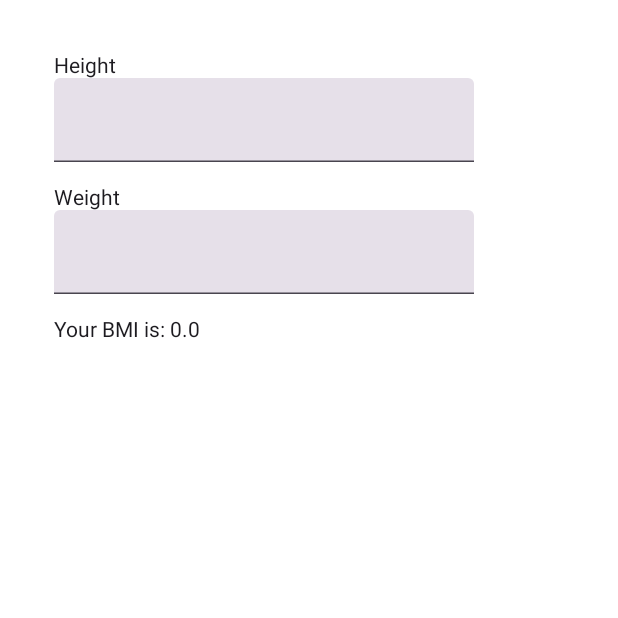
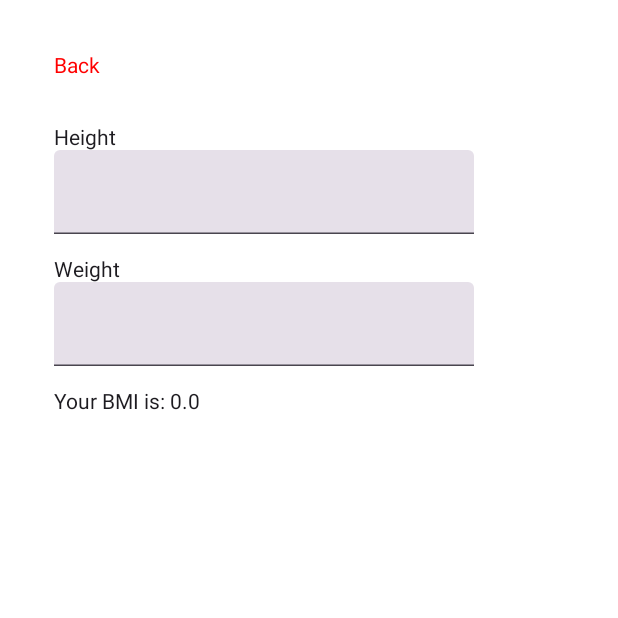
Before and after one commit to nicolegeorgieva/weight-tracker-android, an Android app built with Jetpack Compose: the composable BmiScreen shown on its own in the app's theme, on a phone screen of 412 x 824 dp, the top half of it. Run offline under Robolectric (Android 15) with nearby library versions, the light colour scheme and no system bars.

Commit message:
Navigate to BMI Screen

```diff
--- a/app/src/main/java/com/weighttracker/BmiScreen.kt
+++ b/app/src/main/java/com/weighttracker/BmiScreen.kt
@@ -7,6 +7,7 @@ import androidx.compose.runtime.*
 import androidx.compose.ui.Modifier
 import androidx.compose.ui.graphics.Color
 import androidx.compose.ui.unit.dp
+import com.weighttracker.component.BackButton
 import com.weighttracker.component.NumberInputField
 
 @Composable
@@ -17,6 +18,10 @@ fun BmiScreen() {
             .background(color = Color.White)
             .padding(horizontal = 36.dp, vertical = 36.dp)
     ) {
+        BackButton(screens = Screens.Main)
+
+        Spacer(modifier = Modifier.height(32.dp))
+
         Text(text = "Height")
         var heightInput by remember { mutableStateOf(1.0) }
         NumberInputField(
--- a/app/src/main/java/com/weighttracker/MainActivity.kt
+++ b/app/src/main/java/com/weighttracker/MainActivity.kt
@@ -14,6 +14,7 @@ class MainActivity : ComponentActivity() {
                     Screens.Converter -> ConverterScreen()
                     Screens.Hello -> HelloScreen()
                     Screens.About -> AboutScreen()
+                    Screens.BMI -> BmiScreen()
                 }
             }
         }
--- a/app/src/main/java/com/weighttracker/Navigation.kt
+++ b/app/src/main/java/com/weighttracker/Navigation.kt
@@ -5,7 +5,7 @@ import androidx.compose.runtime.mutableStateOf
 val currentScreen = mutableStateOf(Screens.Main)
 
 enum class Screens {
-    Main, Converter, Hello, About
+    Main, Converter, Hello, About, BMI
 }
 
 fun navigateTo(screens: Screens) {
```
Also changed, not shown: app/src/main/java/com/weighttracker/MainScreen.kt (+12 -0 lines).
